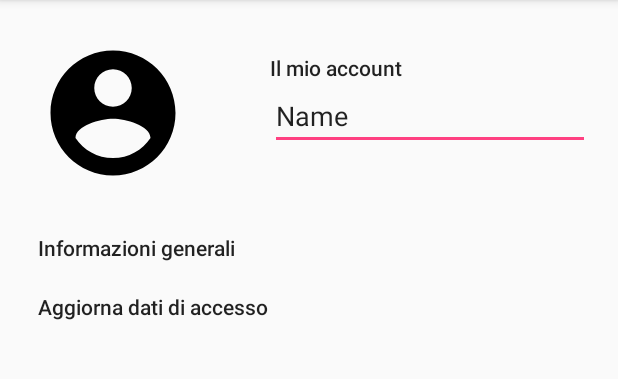
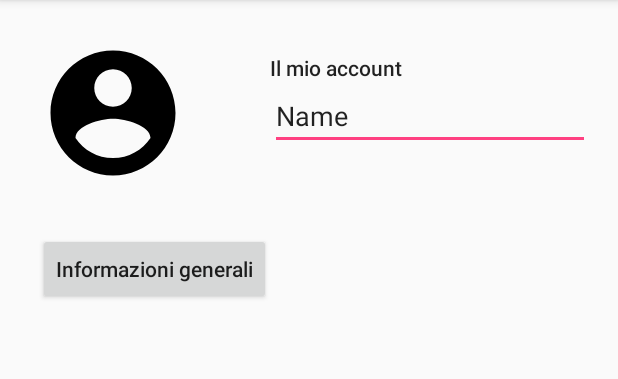
Before and after one commit to Colo27/BibliotecaUni, an Android app: the AccountActivity screen opened directly, with no data from a screen before it, on a phone screen of 412 x 824 dp, the part 84-463 px from its top. Run offline under Robolectric (Android 15) with nearby library versions, the phone set to English and light mode, and no system bars.

Commit message:
aggiunta bottone informazioni generali

```diff
--- a/app/src/main/res/layout/activity_account.xml
+++ b/app/src/main/res/layout/activity_account.xml
@@ -40,7 +40,7 @@
         app:layout_constraintLeft_toLeftOf="@id/profiloTv"
          />
 
-    <TextView
+    <Button
         android:id="@+id/textView5"
         android:layout_width="wrap_content"
         android:layout_height="wrap_content"
@@ -51,15 +51,6 @@
         android:layout_marginTop="30dp"
          />
 
-    <TextView
-        android:id="@+id/textView6"
-        android:layout_width="wrap_content"
-        android:layout_height="wrap_content"
-        android:text="Aggiorna dati di accesso"
-        android:textAppearance="@style/TextAppearance.AppCompat.Body2"
-        app:layout_constraintTop_toBottomOf="@id/textView5"
-        app:layout_constraintLeft_toLeftOf="@id/profiloImage"
-        android:layout_marginTop="20dp"
          />
 
 </android.support.constraint.ConstraintLayout>
```
